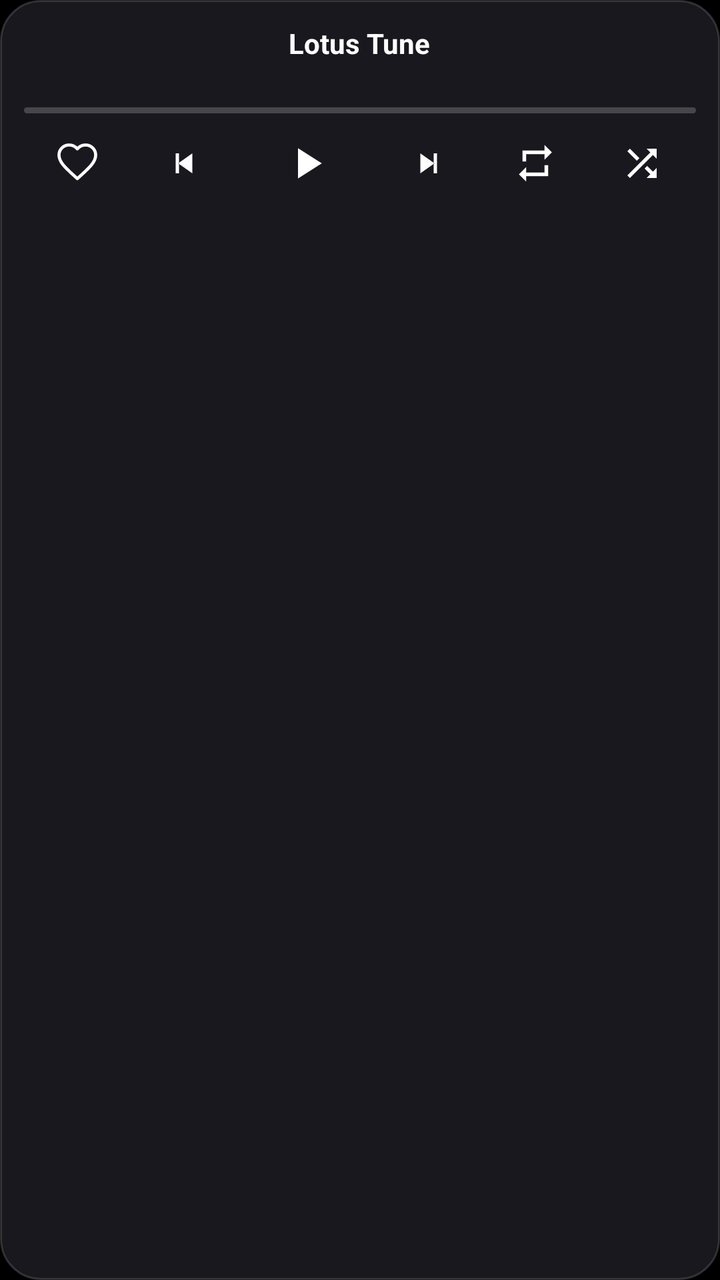
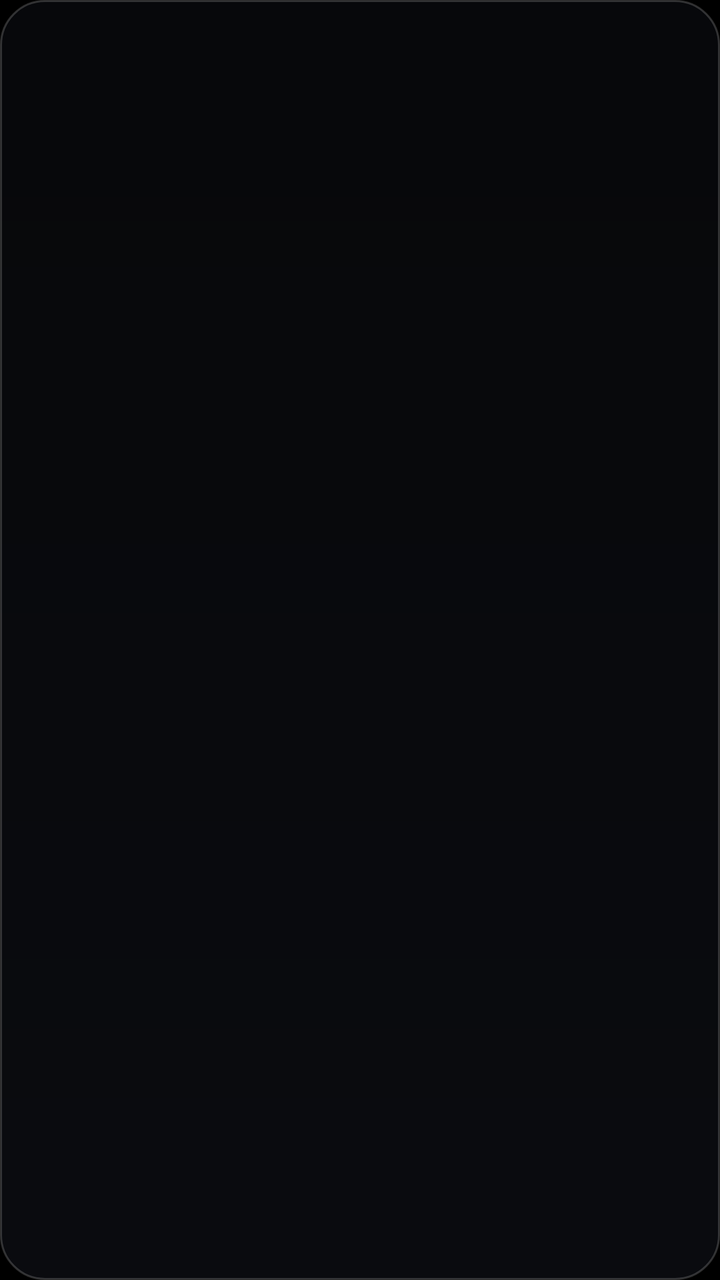

Before-and-after screenshots of an Android layout around one commit, followed by the original layout XML and the change that was made.
<!-- AndroidManifest.xml: application theme android:Theme.NoTitleBar -->
<!-- res/layout/widget_lyrics.xml -->
<?xml version="1.0" encoding="utf-8"?>
<LinearLayout xmlns:android="http://schemas.android.com/apk/res/android"
    android:layout_width="match_parent"
    android:layout_height="match_parent"
    android:orientation="vertical"
    android:background="@drawable/widget_bg"
    android:padding="12dp">

    <LinearLayout
        android:id="@+id/l_head"
        android:layout_width="match_parent"
        android:layout_height="wrap_content"
        android:orientation="horizontal"
        android:gravity="center">

        <ImageView
            android:id="@+id/l_art"
            android:layout_width="40dp"
            android:layout_height="40dp"
            android:layout_marginEnd="10dp"
            android:scaleType="centerCrop"
            android:contentDescription="Caratula"
            android:visibility="gone" />

        <LinearLayout
            android:layout_width="wrap_content"
            android:layout_height="wrap_content"
            android:orientation="vertical">

            <TextView
                android:id="@+id/l_title"
                android:layout_width="match_parent"
                android:layout_height="wrap_content"
                android:maxLines="1"
                android:ellipsize="end"
                android:gravity="center"
                android:textAlignment="center"
                android:textColor="#FFFFFFFF"
                android:textSize="14sp"
                android:textStyle="bold"
                android:text="Lotus Tune" />

            <TextView
                android:id="@+id/l_artist"
                android:layout_width="match_parent"
                android:layout_height="wrap_content"
                android:maxLines="1"
                android:ellipsize="end"
                android:gravity="center"
                android:textAlignment="center"
                android:textColor="#99FFFFFF"
                android:textSize="11sp"
                android:text="" />
        </LinearLayout>
    </LinearLayout>

    <ProgressBar
        android:id="@+id/l_progress"
        style="?android:attr/progressBarStyleHorizontal"
        android:layout_width="match_parent"
        android:layout_height="3dp"
        android:layout_marginTop="8dp"
        android:max="1000"
        android:progress="0"
        android:progressTint="#FFE0525F"
        android:progressBackgroundTint="#33FFFFFF" />

    <LinearLayout
        android:layout_width="match_parent"
        android:layout_height="42dp"
        android:layout_marginTop="4dp"
        android:orientation="horizontal"
        android:gravity="center_vertical">

        <ImageView
            android:id="@+id/l_fav"
            android:layout_width="0dp"
            android:layout_height="match_parent"
            android:layout_weight="1"
            android:padding="10dp"
            android:scaleType="fitCenter"
            android:contentDescription="Me gusta"
            android:src="@drawable/ic_w_heart_outline" />

        <ImageView
            android:id="@+id/l_prev"
            android:layout_width="0dp"
            android:layout_height="match_parent"
            android:layout_weight="1"
            android:padding="11dp"
            android:scaleType="fitCenter"
            android:contentDescription="Anterior"
            android:src="@drawable/ic_w_prev" />

        <ImageView
            android:id="@+id/l_play"
            android:layout_width="0dp"
            android:layout_height="match_parent"
            android:layout_weight="1.3"
            android:padding="8dp"
            android:scaleType="fitCenter"
            android:contentDescription="Reproducir"
            android:src="@drawable/ic_w_play" />

        <ImageView
            android:id="@+id/l_next_btn"
            android:layout_width="0dp"
            android:layout_height="match_parent"
            android:layout_weight="1"
            android:padding="11dp"
            android:scaleType="fitCenter"
            android:contentDescription="Siguiente"
            android:src="@drawable/ic_w_next" />

        <ImageView
            android:id="@+id/l_repeat"
            android:layout_width="0dp"
            android:layout_height="match_parent"
            android:layout_weight="1"
            android:padding="10dp"
            android:scaleType="fitCenter"
            android:contentDescription="Bucle"
            android:src="@drawable/ic_w_repeat" />

        <ImageView
            android:id="@+id/l_shuffle"
            android:layout_width="0dp"
            android:layout_height="match_parent"
            android:layout_weight="1"
            android:padding="10dp"
            android:scaleType="fitCenter"
            android:contentDescription="Aleatorio"
            android:src="@drawable/ic_w_shuffle" />
    </LinearLayout>

    
    <ViewFlipper
        android:id="@+id/l_flip"
        android:layout_width="match_parent"
        android:layout_height="0dp"
        android:layout_weight="1"
        android:layout_marginTop="6dp"
        android:inAnimation="@anim/lw_line_in"
        android:animateFirstView="false">

        <LinearLayout
            android:layout_width="match_parent"
            android:layout_height="match_parent"
            android:orientation="vertical"
            android:gravity="center">
        <TextView
            android:id="@+id/l_prev_line"
            android:layout_width="match_parent"
            android:layout_height="wrap_content"
            android:maxLines="1"
            android:ellipsize="end"
            android:gravity="center"
            android:textAlignment="center"
            android:textColor="#59FFFFFF"
            android:textSize="12sp"
            android:text="" />

        <TextView
            android:id="@+id/l_line"
            android:layout_width="match_parent"
            android:layout_height="wrap_content"
            android:layout_marginTop="2dp"
            android:maxLines="3"
            android:ellipsize="end"
            android:gravity="center"
            android:textAlignment="center"
            android:textColor="#FFFFFFFF"
            android:textSize="18sp"
            android:textStyle="bold"
            android:shadowColor="#99000000"
            android:shadowDx="0"
            android:shadowDy="1"
            android:shadowRadius="3"
            android:text="" />

        <TextView
            android:id="@+id/l_next"
            android:layout_width="match_parent"
            android:layout_height="wrap_content"
            android:layout_marginTop="2dp"
            android:maxLines="1"
            android:ellipsize="end"
            android:gravity="center"
            android:textAlignment="center"
            android:textColor="#99FFFFFF"
            android:textSize="13sp"
            android:text=" " />
        </LinearLayout>

        <LinearLayout
            android:layout_width="match_parent"
            android:layout_height="match_parent"
            android:orientation="vertical"
            android:gravity="center">
        <TextView
            android:id="@+id/l_prev_line2"
            android:layout_width="match_parent"
            android:layout_height="wrap_content"
            android:maxLines="1"
            android:ellipsize="end"
            android:gravity="center"
            android:textAlignment="center"
            android:textColor="#59FFFFFF"
            android:textSize="12sp"
            android:text="" />

        <TextView
            android:id="@+id/l_line2"
            android:layout_width="match_parent"
            android:layout_height="wrap_content"
            android:layout_marginTop="2dp"
            android:maxLines="3"
            android:ellipsize="end"
            android:gravity="center"
            android:textAlignment="center"
            android:textColor="#FFFFFFFF"
            android:textSize="18sp"
            android:textStyle="bold"
            android:shadowColor="#99000000"
            android:shadowDx="0"
            android:shadowDy="1"
            android:shadowRadius="3"
            android:text="" />

        <TextView
            android:id="@+id/l_next2"
            android:layout_width="match_parent"
            android:layout_height="wrap_content"
            android:layout_marginTop="2dp"
            android:maxLines="1"
            android:ellipsize="end"
            android:gravity="center"
            android:textAlignment="center"
            android:textColor="#99FFFFFF"
            android:textSize="13sp"
            android:text=" " />
        </LinearLayout>
    </ViewFlipper>
</LinearLayout>
<!-- resources referenced by this layout -->
<resources>
  <!-- drawable ic_w_heart_outline (drawable) -->
  <?xml version="1.0" encoding="utf-8"?>
  <vector xmlns:android="http://schemas.android.com/apk/res/android"
      android:width="24dp"
      android:height="24dp"
      android:viewportWidth="24"
      android:viewportHeight="24">
      <path android:strokeColor="#FFFFFFFF" android:strokeWidth="1.7" android:fillColor="#00000000" android:pathData="M12,20.35l-1.45,-1.32C5.4,14.36 2,11.28 2,7.5 2,4.42 4.42,2 7.5,2c1.74,0 3.41,0.81 4.5,2.09C13.09,2.81 14.76,2 16.5,2 19.58,2 22,4.42 22,7.5c0,3.78 -3.4,6.86 -8.55,11.54L12,20.35z" android:strokeLineJoin="round" />
  
  </vector>
  <!-- drawable ic_w_next (drawable) -->
  <?xml version="1.0" encoding="utf-8"?>
  <vector xmlns:android="http://schemas.android.com/apk/res/android"
      android:width="24dp"
      android:height="24dp"
      android:viewportWidth="24"
      android:viewportHeight="24">
      <path android:fillColor="#FFFFFFFF" android:pathData="M17,6h-2v12h2zM7,6l8.5,6L7,18z" />
  
  </vector>
  <!-- drawable ic_w_play (drawable) -->
  <?xml version="1.0" encoding="utf-8"?>
  <vector xmlns:android="http://schemas.android.com/apk/res/android"
      android:width="24dp"
      android:height="24dp"
      android:viewportWidth="24"
      android:viewportHeight="24">
      <path android:fillColor="#FFFFFFFF" android:pathData="M8,5v14l11,-7z" />
  
  </vector>
  <!-- drawable ic_w_prev (drawable) -->
  <?xml version="1.0" encoding="utf-8"?>
  <vector xmlns:android="http://schemas.android.com/apk/res/android"
      android:width="24dp"
      android:height="24dp"
      android:viewportWidth="24"
      android:viewportHeight="24">
      <path android:fillColor="#FFFFFFFF" android:pathData="M7,6h2v12H7zM17,6l-8.5,6 8.5,6z" />
  
  </vector>
  <!-- drawable ic_w_repeat (drawable) -->
  <?xml version="1.0" encoding="utf-8"?>
  <vector xmlns:android="http://schemas.android.com/apk/res/android"
      android:width="24dp"
      android:height="24dp"
      android:viewportWidth="24"
      android:viewportHeight="24">
      <path android:fillColor="#FFFFFFFF" android:pathData="M7,7h10v3l4,-4 -4,-4v3H5v6h2V7zM17,17H7v-3l-4,4 4,4v-3h12v-6h-2v4z" />
  
  </vector>
  <!-- drawable ic_w_shuffle (drawable) -->
  <?xml version="1.0" encoding="utf-8"?>
  <vector xmlns:android="http://schemas.android.com/apk/res/android"
      android:width="24dp"
      android:height="24dp"
      android:viewportWidth="24"
      android:viewportHeight="24">
      <path android:fillColor="#FFFFFFFF" android:pathData="M10.59,9.17L5.41,4 4,5.41l5.17,5.17 1.42,-1.41zM14.5,4l2.04,2.04L4,18.59 5.41,20 17.96,7.46 20,9.5V4h-5.5zM14.83,13.41l-1.41,1.41 3.13,3.13L14.5,20H20v-5.5l-2.04,2.04 -3.13,-3.13z" />
  
  </vector>
  <!-- drawable widget_bg (drawable) -->
  <?xml version="1.0" encoding="utf-8"?>
  <shape xmlns:android="http://schemas.android.com/apk/res/android"
      android:shape="rectangle">
      <solid android:color="#F21A1A20" />
      <corners android:radius="20dp" />
      <stroke
          android:width="1dp"
          android:color="#26FFFFFF" />
  </shape>
</resources>

<!-- the commit's change to res/layout/widget_lyrics.xml (unified diff, before → after) -->
@@ -1,145 +1,18 @@
 <?xml version="1.0" encoding="utf-8"?>
-<LinearLayout xmlns:android="http://schemas.android.com/apk/res/android"
+<FrameLayout xmlns:android="http://schemas.android.com/apk/res/android"
+    android:id="@+id/l_root"
     android:layout_width="match_parent"
     android:layout_height="match_parent"
-    android:orientation="vertical"
-    android:background="@drawable/widget_bg"
-    android:padding="12dp">
+    android:background="@drawable/widget_glass"
+    android:paddingLeft="16dp"
+    android:paddingRight="16dp"
+    android:paddingTop="14dp"
+    android:paddingBottom="14dp">
 
-    <LinearLayout
-        android:id="@+id/l_head"
-        android:layout_width="match_parent"
-        android:layout_height="wrap_content"
-        android:orientation="horizontal"
-        android:gravity="center">
-
-        <ImageView
-            android:id="@+id/l_art"
-            android:layout_width="40dp"
-            android:layout_height="40dp"
-            android:layout_marginEnd="10dp"
-            android:scaleType="centerCrop"
-            android:contentDescription="Caratula"
-            android:visibility="gone" />
-
-        <LinearLayout
-            android:layout_width="wrap_content"
-            android:layout_height="wrap_content"
-            android:orientation="vertical">
-
-            <TextView
-                android:id="@+id/l_title"
-                android:layout_width="match_parent"
-                android:layout_height="wrap_content"
-                android:maxLines="1"
-                android:ellipsize="end"
-                android:gravity="center"
-                android:textAlignment="center"
-                android:textColor="#FFFFFFFF"
-                android:textSize="14sp"
-                android:textStyle="bold"
-                android:text="Lotus Tune" />
-
-            <TextView
-                android:id="@+id/l_artist"
-                android:layout_width="match_parent"
-                android:layout_height="wrap_content"
-                android:maxLines="1"
-                android:ellipsize="end"
-                android:gravity="center"
-                android:textAlignment="center"
-                android:textColor="#99FFFFFF"
-                android:textSize="11sp"
-                android:text="" />
-        </LinearLayout>
-    </LinearLayout>
-
-    <ProgressBar
-        android:id="@+id/l_progress"
-        style="?android:attr/progressBarStyleHorizontal"
-        android:layout_width="match_parent"
-        android:layout_height="3dp"
-        android:layout_marginTop="8dp"
-        android:max="1000"
-        android:progress="0"
-        android:progressTint="#FFE0525F"
-        android:progressBackgroundTint="#33FFFFFF" />
-
-    <LinearLayout
-        android:layout_width="match_parent"
-        android:layout_height="42dp"
-        android:layout_marginTop="4dp"
-        android:orientation="horizontal"
-        android:gravity="center_vertical">
-
-        <ImageView
-            android:id="@+id/l_fav"
-            android:layout_width="0dp"
-            android:layout_height="match_parent"
-            android:layout_weight="1"
-            android:padding="10dp"
-            android:scaleType="fitCenter"
-            android:contentDescription="Me gusta"
-            android:src="@drawable/ic_w_heart_outline" />
-
-        <ImageView
-            android:id="@+id/l_prev"
-            android:layout_width="0dp"
-            android:layout_height="match_parent"
-            android:layout_weight="1"
-            android:padding="11dp"
-            android:scaleType="fitCenter"
-            android:contentDescription="Anterior"
-            android:src="@drawable/ic_w_prev" />
-
-        <ImageView
-            android:id="@+id/l_play"
-            android:layout_width="0dp"
-            android:layout_height="match_parent"
-            android:layout_weight="1.3"
-            android:padding="8dp"
-            android:scaleType="fitCenter"
-            android:contentDescription="Reproducir"
-            android:src="@drawable/ic_w_play" />
-
-        <ImageView
-            android:id="@+id/l_next_btn"
-            android:layout_width="0dp"
-            android:layout_height="match_parent"
-            android:layout_weight="1"
-            android:padding="11dp"
-            android:scaleType="fitCenter"
-            android:contentDescription="Siguiente"
-            android:src="@drawable/ic_w_next" />
-
-        <ImageView
-            android:id="@+id/l_repeat"
-            android:layout_width="0dp"
-            android:layout_height="match_parent"
-            android:layout_weight="1"
-            android:padding="10dp"
-            android:scaleType="fitCenter"
-            android:contentDescription="Bucle"
-            android:src="@drawable/ic_w_repeat" />
-
-        <ImageView
-            android:id="@+id/l_shuffle"
-            android:layout_width="0dp"
-            android:layout_height="match_parent"
-            android:layout_weight="1"
-            android:padding="10dp"
-            android:scaleType="fitCenter"
-            android:contentDescription="Aleatorio"
-            android:src="@drawable/ic_w_shuffle" />
-    </LinearLayout>
-
-    
     <ViewFlipper
         android:id="@+id/l_flip"
         android:layout_width="match_parent"
-        android:layout_height="0dp"
-        android:layout_weight="1"
-        android:layout_marginTop="6dp"
+        android:layout_height="match_parent"
         android:inAnimation="@anim/lw_line_in"
         android:animateFirstView="false">
 
@@ -148,48 +21,58 @@
             android:layout_height="match_parent"
             android:orientation="vertical"
             android:gravity="center">
-        <TextView
-            android:id="@+id/l_prev_line"
-            android:layout_width="match_parent"
-            android:layout_height="wrap_content"
-            android:maxLines="1"
-            android:ellipsize="end"
-            android:gravity="center"
-            android:textAlignment="center"
-            android:textColor="#59FFFFFF"
-            android:textSize="12sp"
-            android:text="" />
 
-        <TextView
-            android:id="@+id/l_line"
-            android:layout_width="match_parent"
-            android:layout_height="wrap_content"
-            android:layout_marginTop="2dp"
-            android:maxLines="3"
-            android:ellipsize="end"
-            android:gravity="center"
-            android:textAlignment="center"
-            android:textColor="#FFFFFFFF"
-            android:textSize="18sp"
-            android:textStyle="bold"
-            android:shadowColor="#99000000"
-            android:shadowDx="0"
-            android:shadowDy="1"
-            android:shadowRadius="3"
-            android:text="" />
+            <TextView
+                android:id="@+id/l_prev_line"
+                android:layout_width="match_parent"
+                android:layout_height="wrap_content"
+                android:maxLines="1"
+                android:ellipsize="end"
+                android:gravity="center"
+                android:textAlignment="center"
+                android:textColor="#66FFFFFF"
+                android:textSize="13sp"
+                android:shadowColor="#E6000000"
+                android:shadowDx="0"
+                android:shadowDy="1"
+                android:shadowRadius="9"
+                android:text="" />
 
-        <TextView
-            android:id="@+id/l_next"
-            android:layout_width="match_parent"
-            android:layout_height="wrap_content"
-            android:layout_marginTop="2dp"
-            android:maxLines="1"
-            android:ellipsize="end"
-            android:gravity="center"
-            android:textAlignment="center"
-            android:textColor="#99FFFFFF"
-            android:textSize="13sp"
-            android:text=" " />
+            <TextView
+                android:id="@+id/l_line"
+                android:layout_width="match_parent"
+                android:layout_height="wrap_content"
+                android:layout_marginTop="5dp"
+                android:layout_marginBottom="5dp"
+                android:maxLines="4"
+                android:lineSpacingExtra="2dp"
+                android:ellipsize="end"
+                android:gravity="center"
+                android:textAlignment="center"
+                android:textColor="#FFFFFFFF"
+                android:textSize="24sp"
+                android:textStyle="bold"
+                android:shadowColor="#FF000000"
+                android:shadowDx="0"
+                android:shadowDy="1"
+                android:shadowRadius="14"
+                android:text="" />
+
+            <TextView
+                android:id="@+id/l_next"
+                android:layout_width="match_parent"
+                android:layout_height="wrap_content"
+                android:maxLines="1"
+                android:ellipsize="end"
+                android:gravity="center"
+                android:textAlignment="center"
+                android:textColor="#99FFFFFF"
+                android:textSize="14sp"
+                android:shadowColor="#E6000000"
+                android:shadowDx="0"
+                android:shadowDy="1"
+                android:shadowRadius="9"
+                android:text=" " />
         </LinearLayout>
 
         <LinearLayout
@@ -197,48 +80,58 @@
             android:layout_height="match_parent"
             android:orientation="vertical"
             android:gravity="center">
-        <TextView
-            android:id="@+id/l_prev_line2"
-            android:layout_width="match_parent"
-            android:layout_height="wrap_content"
-            android:maxLines="1"
-            android:ellipsize="end"
-            android:gravity="center"
-            android:textAlignment="center"
-            android:textColor="#59FFFFFF"
-            android:textSize="12sp"
-            android:text="" />
 
-        <TextView
-            android:id="@+id/l_line2"
-            android:layout_width="match_parent"
-            android:layout_height="wrap_content"
-            android:layout_marginTop="2dp"
-            android:maxLines="3"
-            android:ellipsize="end"
-            android:gravity="center"
-            android:textAlignment="center"
-            android:textColor="#FFFFFFFF"
-            android:textSize="18sp"
-            android:textStyle="bold"
-            android:shadowColor="#99000000"
-            android:shadowDx="0"
-            android:shadowDy="1"
-            android:shadowRadius="3"
-            android:text="" />
+            <TextView
+                android:id="@+id/l_prev_line2"
+                android:layout_width="match_parent"
+                android:layout_height="wrap_content"
+                android:maxLines="1"
+                android:ellipsize="end"
+                android:gravity="center"
+                android:textAlignment="center"
+                android:textColor="#66FFFFFF"
+                android:textSize="13sp"
+                android:shadowColor="#E6000000"
+                android:shadowDx="0"
+                android:shadowDy="1"
+                android:shadowRadius="9"
+                android:text="" />
 
-        <TextView
-            android:id="@+id/l_next2"
-            android:layout_width="match_parent"
-            android:layout_height="wrap_content"
-            android:layout_marginTop="2dp"
-            android:maxLines="1"
-            android:ellipsize="end"
-            android:gravity="center"
-            android:textAlignment="center"
-            android:textColor="#99FFFFFF"
-            android:textSize="13sp"
-            android:text=" " />
+            <TextView
+                android:id="@+id/l_line2"
+                android:layout_width="match_parent"
+                android:layout_height="wrap_content"
+                android:layout_marginTop="5dp"
+                android:layout_marginBottom="5dp"
+                android:maxLines="4"
+                android:lineSpacingExtra="2dp"
+                android:ellipsize="end"
+                android:gravity="center"
+                android:textAlignment="center"
+                android:textColor="#FFFFFFFF"
+                android:textSize="24sp"
+                android:textStyle="bold"
+                android:shadowColor="#FF000000"
+                android:shadowDx="0"
+                android:shadowDy="1"
+                android:shadowRadius="14"
+                android:text="" />
+
+            <TextView
+                android:id="@+id/l_next2"
+                android:layout_width="match_parent"
+                android:layout_height="wrap_content"
+                android:maxLines="1"
+                android:ellipsize="end"
+                android:gravity="center"
+                android:textAlignment="center"
+                android:textColor="#99FFFFFF"
+                android:textSize="14sp"
+                android:shadowColor="#E6000000"
+                android:shadowDx="0"
+                android:shadowDy="1"
+                android:shadowRadius="9"
+                android:text=" " />
         </LinearLayout>
     </ViewFlipper>
-</LinearLayout>
+</FrameLayout>
<!-- resource entries referenced after the edit -->
@@ -1,74 +1,17 @@
 <!-- resources referenced by this layout -->
 <resources>
-  <!-- drawable ic_w_heart_outline (drawable) -->
-  <?xml version="1.0" encoding="utf-8"?>
-  <vector xmlns:android="http://schemas.android.com/apk/res/android"
-      android:width="24dp"
-      android:height="24dp"
-      android:viewportWidth="24"
-      android:viewportHeight="24">
-      <path android:strokeColor="#FFFFFFFF" android:strokeWidth="1.7" android:fillColor="#00000000" android:pathData="M12,20.35l-1.45,-1.32C5.4,14.36 2,11.28 2,7.5 2,4.42 4.42,2 7.5,2c1.74,0 3.41,0.81 4.5,2.09C13.09,2.81 14.76,2 16.5,2 19.58,2 22,4.42 22,7.5c0,3.78 -3.4,6.86 -8.55,11.54L12,20.35z" android:strokeLineJoin="round" />
-  
-  </vector>
-  <!-- drawable ic_w_next (drawable) -->
-  <?xml version="1.0" encoding="utf-8"?>
-  <vector xmlns:android="http://schemas.android.com/apk/res/android"
-      android:width="24dp"
-      android:height="24dp"
-      android:viewportWidth="24"
-      android:viewportHeight="24">
-      <path android:fillColor="#FFFFFFFF" android:pathData="M17,6h-2v12h2zM7,6l8.5,6L7,18z" />
-  
-  </vector>
-  <!-- drawable ic_w_play (drawable) -->
-  <?xml version="1.0" encoding="utf-8"?>
-  <vector xmlns:android="http://schemas.android.com/apk/res/android"
-      android:width="24dp"
-      android:height="24dp"
-      android:viewportWidth="24"
-      android:viewportHeight="24">
-      <path android:fillColor="#FFFFFFFF" android:pathData="M8,5v14l11,-7z" />
-  
-  </vector>
-  <!-- drawable ic_w_prev (drawable) -->
-  <?xml version="1.0" encoding="utf-8"?>
-  <vector xmlns:android="http://schemas.android.com/apk/res/android"
-      android:width="24dp"
-      android:height="24dp"
-      android:viewportWidth="24"
-      android:viewportHeight="24">
-      <path android:fillColor="#FFFFFFFF" android:pathData="M7,6h2v12H7zM17,6l-8.5,6 8.5,6z" />
-  
-  </vector>
-  <!-- drawable ic_w_repeat (drawable) -->
-  <?xml version="1.0" encoding="utf-8"?>
-  <vector xmlns:android="http://schemas.android.com/apk/res/android"
-      android:width="24dp"
-      android:height="24dp"
-      android:viewportWidth="24"
-      android:viewportHeight="24">
-      <path android:fillColor="#FFFFFFFF" android:pathData="M7,7h10v3l4,-4 -4,-4v3H5v6h2V7zM17,17H7v-3l-4,4 4,4v-3h12v-6h-2v4z" />
-  
-  </vector>
-  <!-- drawable ic_w_shuffle (drawable) -->
-  <?xml version="1.0" encoding="utf-8"?>
-  <vector xmlns:android="http://schemas.android.com/apk/res/android"
-      android:width="24dp"
-      android:height="24dp"
-      android:viewportWidth="24"
-      android:viewportHeight="24">
-      <path android:fillColor="#FFFFFFFF" android:pathData="M10.59,9.17L5.41,4 4,5.41l5.17,5.17 1.42,-1.41zM14.5,4l2.04,2.04L4,18.59 5.41,20 17.96,7.46 20,9.5V4h-5.5zM14.83,13.41l-1.41,1.41 3.13,3.13L14.5,20H20v-5.5l-2.04,2.04 -3.13,-3.13z" />
-  
-  </vector>
-  <!-- drawable widget_bg (drawable) -->
+  <!-- drawable widget_glass (drawable) -->
   <?xml version="1.0" encoding="utf-8"?>
   <shape xmlns:android="http://schemas.android.com/apk/res/android"
       android:shape="rectangle">
-      <solid android:color="#F21A1A20" />
-      <corners android:radius="20dp" />
+      <gradient
+          android:angle="90"
+          android:startColor="#A1101218"
+          android:endColor="#70101218" />
+      <corners android:radius="22dp" />
       <stroke
           android:width="1dp"
-          android:color="#26FFFFFF" />
+          android:color="#2EFFFFFF" />
   </shape>
 </resources>
 
